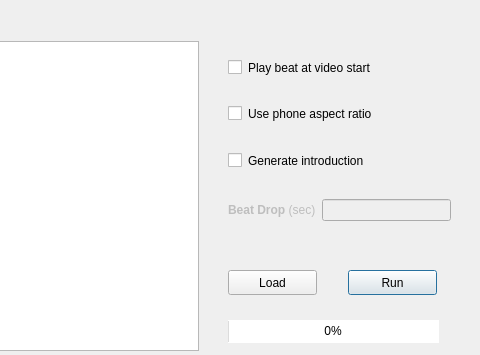
First picture: the form in src/vcs-gui.ui, repository IshanTaldekar/Video-Composition-Software, before the edit; both pictures show x 322 to 802 and y 420 to 775 of the 802 by 874 pixel window.
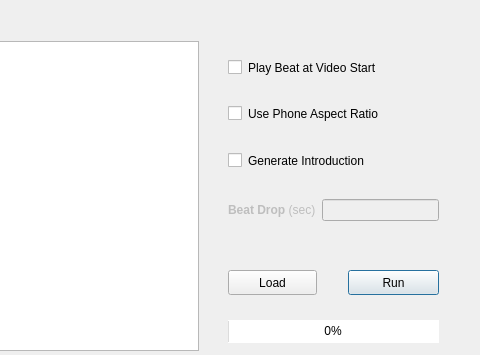
Second picture: the form after the edit.

Commit message: Makes minor asthetic updates to GUI

The edit to the form file:
```diff
--- a/src/vcs-gui.ui
+++ b/src/vcs-gui.ui
@@ -21,7 +21,7 @@
     <rect>
      <x>670</x>
      <y>690</y>
-     <width>89</width>
+     <width>91</width>
      <height>25</height>
     </rect>
    </property>
@@ -297,7 +297,7 @@
     <rect>
      <x>550</x>
      <y>480</y>
-     <width>223</width>
+     <width>211</width>
      <height>161</height>
     </rect>
    </property>
@@ -307,7 +307,7 @@
       <item>
        <widget class="QCheckBox" name="PlayBeatAtVideoStartCheckBox">
         <property name="text">
-         <string>Play beat at video start</string>
+         <string>Play Beat at Video Start</string>
         </property>
        </widget>
       </item>
@@ -327,7 +327,7 @@
       <item>
        <widget class="QCheckBox" name="UsePhoneAspectRatioCheckBox">
         <property name="text">
-         <string>Use phone aspect ratio</string>
+         <string>Use Phone Aspect Ratio</string>
         </property>
        </widget>
       </item>
@@ -347,7 +347,7 @@
       <item>
        <widget class="QCheckBox" name="GenerateIntroductionCheckBox">
         <property name="text">
-         <string>Generate introduction</string>
+         <string>Generate Introduction</string>
         </property>
        </widget>
       </item>
```
